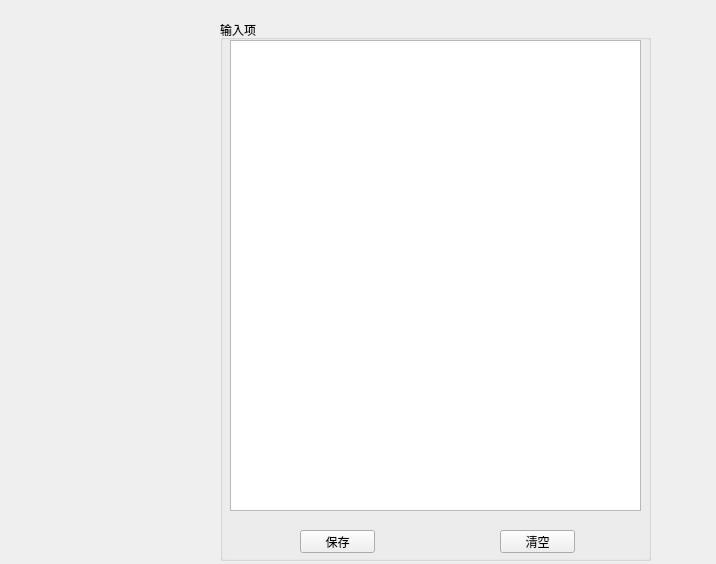
The window that GUI/inputconfshow.ui (code-arter/radiometer-GUI) describes before a commit, drawn with Qt 5.
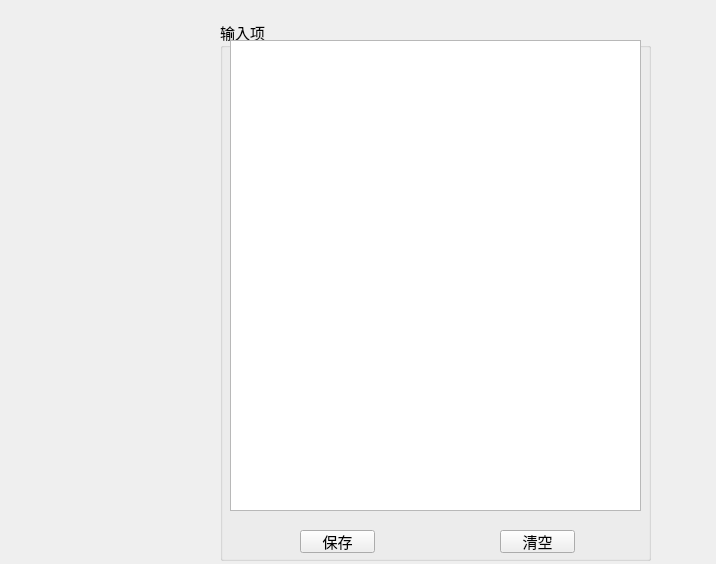
The same window after the commit.

The edit to the form file:
```diff
--- a/GUI/inputconfshow.ui
+++ b/GUI/inputconfshow.ui
@@ -22,6 +22,12 @@
      <height>541</height>
     </rect>
    </property>
+   <property name="font">
+    <font>
+     <family>宋体</family>
+     <pointsize>11</pointsize>
+    </font>
+   </property>
    <property name="title">
     <string>输入项</string>
    </property>
@@ -47,6 +53,12 @@
       <height>23</height>
      </rect>
     </property>
+    <property name="font">
+     <font>
+      <family>宋体</family>
+      <pointsize>11</pointsize>
+     </font>
+    </property>
     <property name="text">
      <string>保存</string>
     </property>
@@ -60,6 +72,12 @@
       <height>23</height>
      </rect>
     </property>
+    <property name="font">
+     <font>
+      <family>宋体</family>
+      <pointsize>11</pointsize>
+     </font>
+    </property>
     <property name="text">
      <string>清空</string>
     </property>
```
